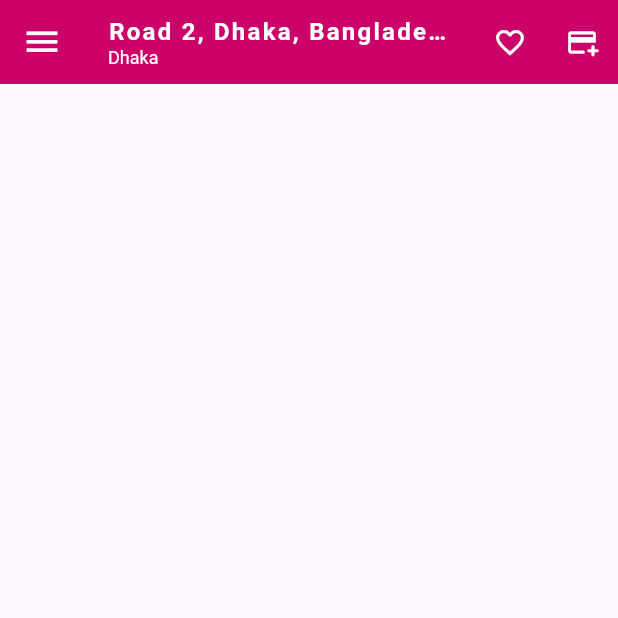
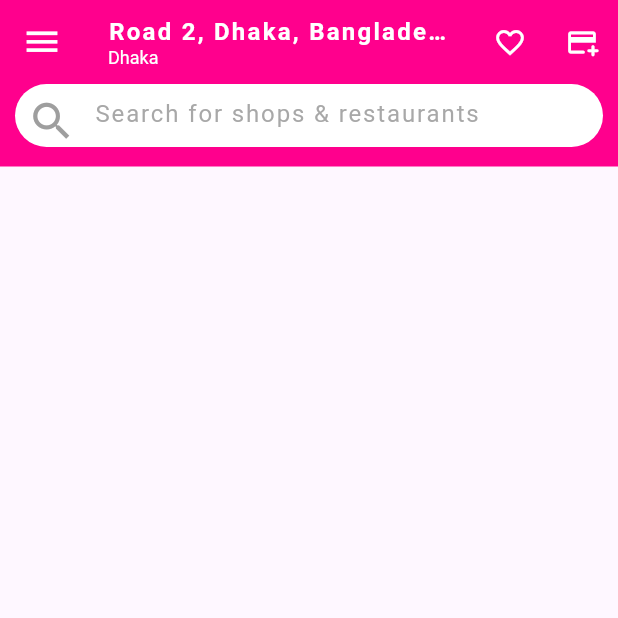
Before and after one commit to mst-zannathi-khatun/foodmoon, a Flutter app: the screen it shows after launch, after a tap on the "menu" icon, after a tap on the "favorite outline" icon, on a phone screen of 412 x 824 dp, the top half of it. Run offline on Flutter 3.47's test engine with Material 3 defaults, Android fonts, the phone set to English and light mode, and no system bars.

Commit message:
Home Screen Search Bar UI Design Completed

```diff
--- a/lib/core/constants/app_colors.dart
+++ b/lib/core/constants/app_colors.dart
@@ -1,5 +1,5 @@
 import 'dart:ui';
 
 class AppColors{
-  static Color pinkShadow= const Color(0xffcc0069);
+  static Color pinkShadow= const Color(0xffff008d);
 }
--- a/lib/core/constants/app_icon_styles.dart
+++ b/lib/core/constants/app_icon_styles.dart
@@ -1,7 +1,13 @@
 import 'package:flutter/material.dart';
 
 class AppIconStyle {
+  /// Style for the favoriteIcon in the app bar.
   static Icon favoriteIcon = const Icon(Icons.favorite_border, color: Colors.white, size: 22);
+  /// Style for the addToCard in the app bar.
   static Icon addToCard = const Icon(Icons.add_card_rounded, color: Colors.white, size: 22);
+  /// Style for the menuIcon in the app bar.
   static Icon menuIcon = const Icon(Icons.menu, color: Colors.white, size: 27);
+  /// Style for the search in the home page search bar.
+  static Icon search = const Icon (Icons.search, color: Colors.grey, size: 33,);
+
 }
--- a/lib/core/constants/app_text_style.dart
+++ b/lib/core/constants/app_text_style.dart
@@ -13,3 +13,8 @@ TextStyle appBarSecondaryLocationStyle = const TextStyle(
   color: Colors.white,
   fontSize: 12,
 );
+/// Style for the searchHitText in the home page search bar.
+TextStyle homePageSearchBarHintText = TextStyle(
+  letterSpacing: 1.25,
+  color: Colors.grey.withOpacity(0.9),
+);
--- a/lib/ui/screens/components/homescreen_drawer.dart
+++ b/lib/ui/screens/components/homescreen_drawer.dart
@@ -10,20 +10,23 @@ class HomeScreenDrawer extends StatelessWidget {
     return Drawer(
       child: Column(
         children: <Widget>[
-          const DrawerHeader(
+          const SizedBox(
+            width: double.infinity,
+            child: DrawerHeader(
               decoration: BoxDecoration(
                 color: Colors.white, // Background color
               ),
-            child: Row(
-              children: <Widget>[
+              child: Column(
+                children: [
                   CircleAvatar(
                     radius: 30.0,
                     backgroundImage: AssetImage(
                         'assets/profile_pic.png'), // Replace with your image
                   ),
                   SizedBox(width: 16.0),
+                  Spacer(),
                   Text(
-                  'Welcome, User!',
+                    'Welcome, User Name!',
                     style: TextStyle(
                       color: Colors.black,
                       fontSize: 20.0,
@@ -31,6 +34,7 @@ class HomeScreenDrawer extends StatelessWidget {
                     ),
                   ),
                 ],
+              ),
             ),
           ),
           ListTile(
--- /dev/null
+++ b/lib/ui/screens/components/homescreen_search_bar.dart
@@ -0,0 +1,51 @@
+import 'package:flutter/material.dart';
+
+import '../../../core/constants/app_colors.dart';
+import '../../../core/constants/app_icon_styles.dart';
+import '../../../core/constants/app_text_style.dart';
+
+class HomeScreenSearchBar extends StatelessWidget {
+  const HomeScreenSearchBar({
+    super.key,
+  });
+
+  @override
+  Widget build(BuildContext context) {
+    return Stack(
+      children: [
+        Container(
+          height: 55,
+          width: double.infinity,
+          decoration: BoxDecoration(
+            color: AppColors.pinkShadow,
+          ),
+        ),
+        Padding(
+          padding: const EdgeInsets.fromLTRB(10, 0, 10, 10),
+          child: SizedBox(
+            height: 42,
+            width: double.infinity,
+            child: TextField(
+              decoration: InputDecoration(
+                hintText: "Search for shops & restaurants",
+                hintStyle: homePageSearchBarHintText,
+                prefixIcon: Padding(
+                  padding: const EdgeInsets.all(8.0), // Centers the icon more effectively
+                  child: AppIconStyle.search,
+                ),
+                border: OutlineInputBorder(
+                  borderRadius: BorderRadius.circular(90),
+                  borderSide: BorderSide.none,
+                  gapPadding: 4.0,
+                ),
+                filled: true,
+                fillColor: Colors.white,
+                contentPadding: const EdgeInsets.symmetric(vertical: 10), // Centers the hint text vertically
+              ),
+            ),
+          ),
+        ),
+      ],
+    );
+  }
+}
--- a/lib/ui/screens/home_screen.dart
+++ b/lib/ui/screens/home_screen.dart
@@ -1,6 +1,7 @@
 import 'package:flutter/material.dart';
 import 'package:foodmoon/ui/screens/components/homescreen_appbar.dart';
 import 'components/homescreen_drawer.dart';
+import 'components/homescreen_search_bar.dart';
 
 class HomeScreen extends StatefulWidget {
   const HomeScreen({super.key});
@@ -15,6 +16,12 @@ class _HomeScreenState extends State<HomeScreen> {
     return const Scaffold(
       appBar: HomeScreenAppBar(),
       drawer: HomeScreenDrawer(),
+      body: Column(
+        children: [
+          /// Search Bar Section
+          HomeScreenSearchBar()
+        ],
+      ),
     );
   }
 }
```
Lines whose indentation alone changed are shown as unchanged.
